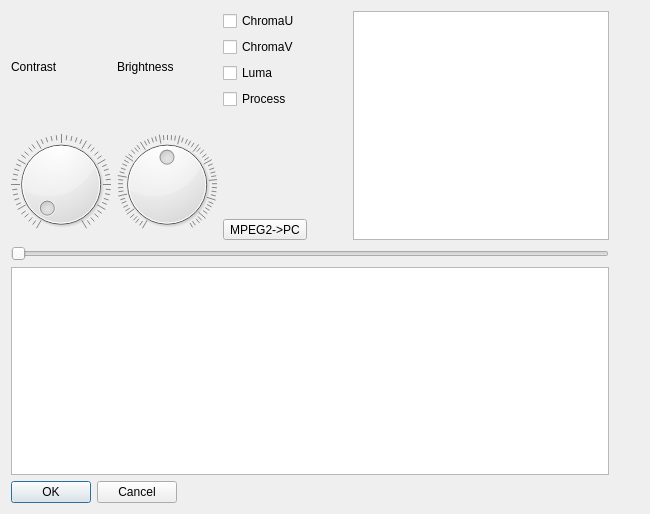
The window that avidemux_plugins/ADM_videoFilters6/contrast/qt4/contrast.ui (mean00/avidemux2) describes before a commit, drawn with Qt 5.
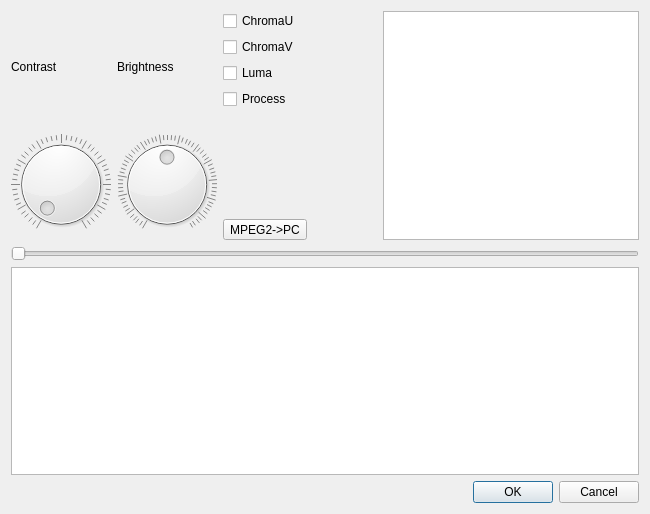
The same window after the commit.

Commit message: [contrast] Fix layout

```diff
--- a/avidemux_plugins/ADM_videoFilters6/contrast/qt4/contrast.ui
+++ b/avidemux_plugins/ADM_videoFilters6/contrast/qt4/contrast.ui
@@ -13,7 +13,7 @@
   <property name="windowTitle">
    <string>Contrast</string>
   </property>
-  <layout class="QFormLayout" name="formLayout">
+  <layout class="QGridLayout" name="gridLayout">
    <item row="0" column="0">
     <layout class="QVBoxLayout" name="verticalLayout_5">
      <item>
```
